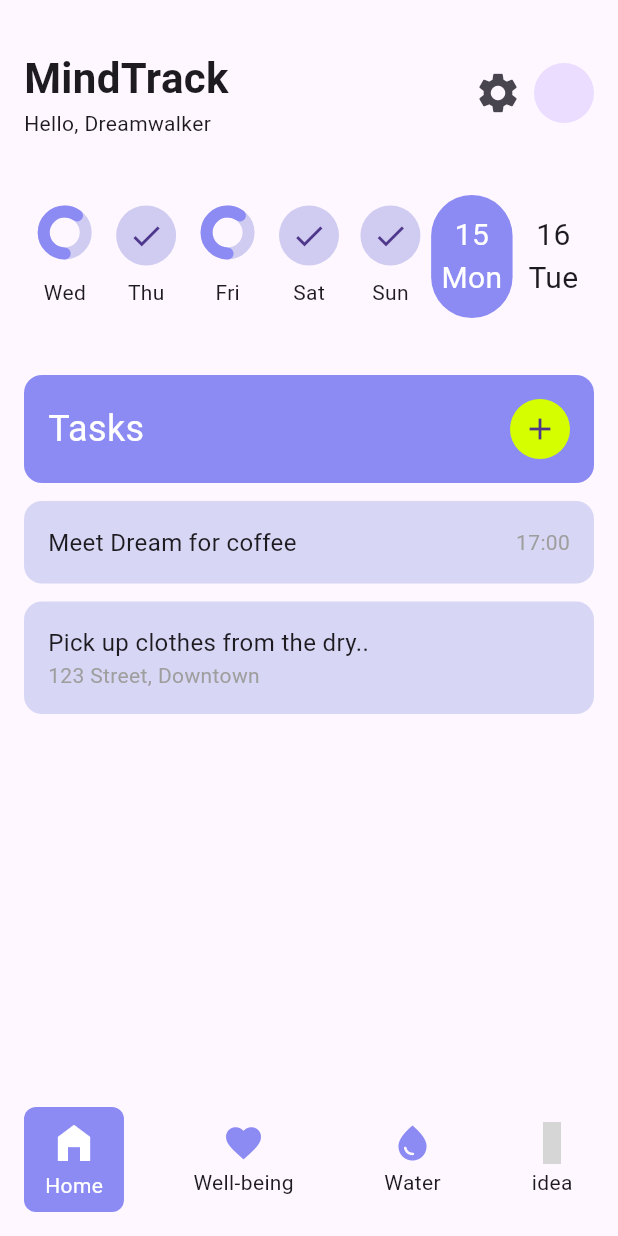
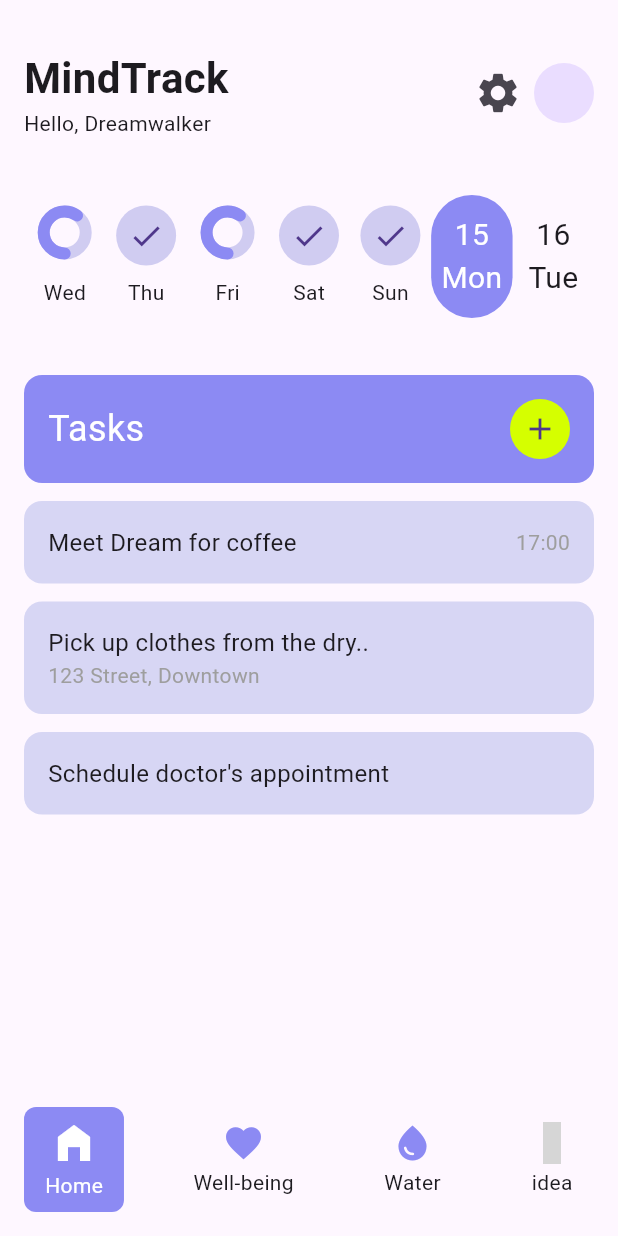
Before and after one commit to JAICHANGPARK/flutter_notebook_chapter_43, a Flutter app: the HabitJournalMainScreen screen opened directly, after a tap on "7 tasks", on a phone screen of 412 x 824 dp. Run offline on Flutter 3.47's test engine with Material 3 defaults, Android fonts, the phone set to English and light mode, and no system bars; drawn by our look-alikes of percent_indicator; our stand-ins replace gap, hugeicons; grey boxes are pictures that could not be loaded.

Commit message:
Update habit_journal_home_screen.dart

```diff
--- a/lib/ep2173_habit_journal_app/ui/home/habit_journal_home_screen.dart
+++ b/lib/ep2173_habit_journal_app/ui/home/habit_journal_home_screen.dart
@@ -292,6 +292,26 @@ class _HabitJournalHomeScreenState extends State<HabitJournalHomeScreen> {
                                 )
                               ],
                             ),
+                          ),
+                          Container(
+                            padding: EdgeInsets.all(16),
+                            decoration: BoxDecoration(
+                              color: Color.fromRGBO(215, 214, 244, 1),
+                              borderRadius: BorderRadius.circular(12),
+                            ),
+                            width: double.infinity,
+                            child: Column(
+                              crossAxisAlignment: CrossAxisAlignment.start,
+                              mainAxisAlignment: MainAxisAlignment.spaceBetween,
+                              children: [
+                                Text(
+                                  "Schedule doctor's appointment",
+                                  style: TextStyle(
+                                    fontSize: 16,
+                                  ),
+                                ),
+                              ],
+                            ),
                           )
                         ]
                       : [
```
Lines whose indentation alone changed are shown as unchanged.
